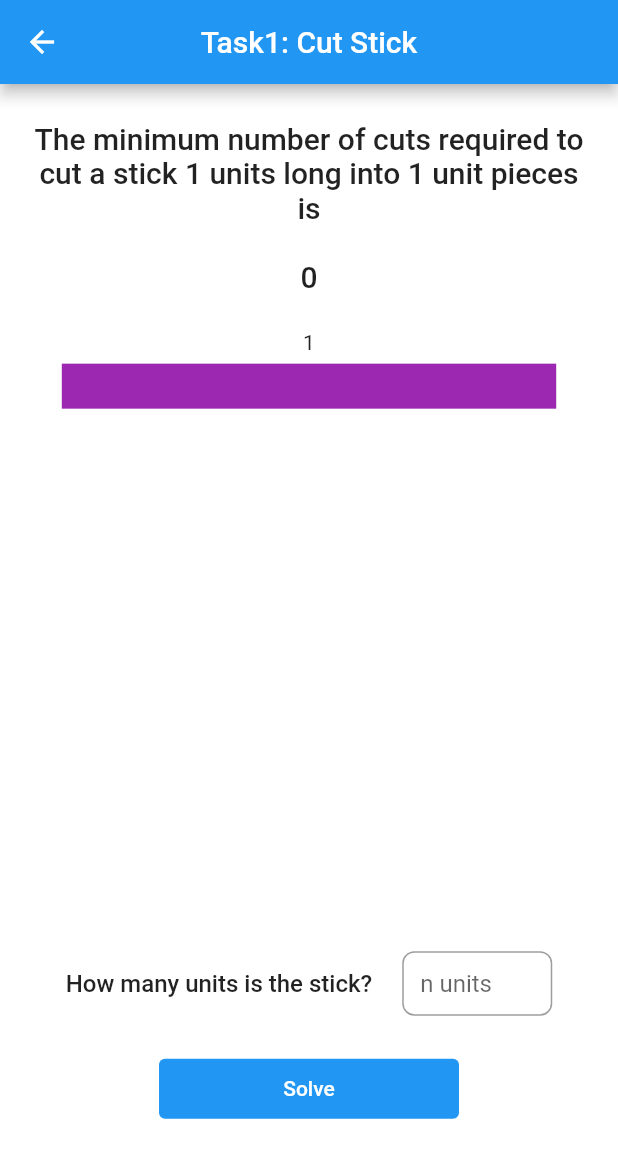
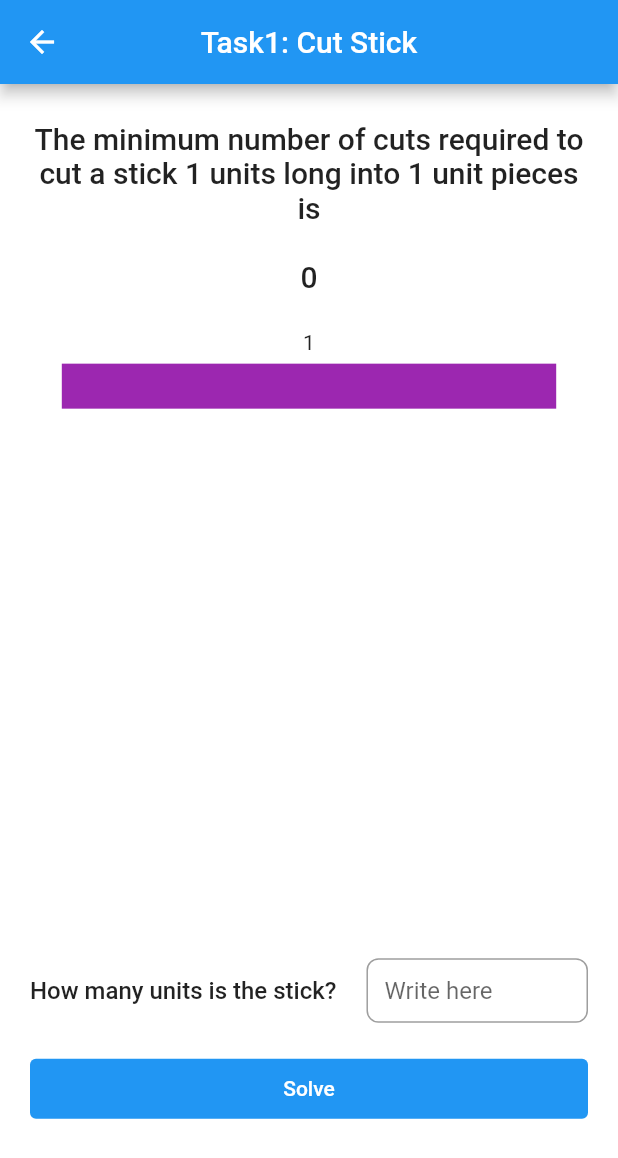
Before and after one commit to Ali-Elganzory/Algorithms-Project, a Flutter app: the screen it shows after launch, after a tap on "Task 1: Cut Stick", on a phone screen of 412 x 824 dp. Shown: the top 1158 px of the screen. Run offline on Flutter 3.47's test engine with Material 2 defaults, Android fonts, the light colour scheme and no system bars; missing offline and left inert: stack_canvas.

Commit message:
Finished Task 4

```diff
--- /dev/null
+++ b/lib/Components/input_solve.dart
@@ -0,0 +1,61 @@
+import 'package:flutter/material.dart';
+import 'package:flutter/services.dart';
+
+typedef void ActionType();
+
+class InputSolve extends StatelessWidget {
+  const InputSolve({
+    this.width = 400,
+    required this.question,
+    required this.textController,
+    required this.solveAction,
+  });
+
+  final double width;
+  final String question;
+  final TextEditingController textController;
+  final ActionType? solveAction;
+
+  @override
+  Widget build(BuildContext context) {
+    return Container(
+      width: 400,
+      child: Column(
+        children: [
+          Row(
+            mainAxisSize: MainAxisSize.max,
+            mainAxisAlignment: MainAxisAlignment.spaceBetween,
+            children: [
+              Text(
+                question,
+                style: Theme.of(context).textTheme.bodyText1,
+              ),
+              const SizedBox(width: 20),
+              Flexible(
+                child: TextField(
+                  controller: textController,
+                  inputFormatters: [
+                    FilteringTextInputFormatter.digitsOnly,
+                    FilteringTextInputFormatter.deny(RegExp(r"^0$"))
+                  ],
+                  decoration: InputDecoration(
+                    hintText: "Write here",
+                  ),
+                ),
+              ),
+            ],
+          ),
+          SizedBox(height: 20),
+          ElevatedButton(
+            onPressed: solveAction,
+            child: Text("Solve"),
+            style: ElevatedButton.styleFrom(
+              elevation: 0,
+              minimumSize: Size(double.maxFinite, 40),
+            ),
+          ),
+        ],
+      ),
+    );
+  }
+}
--- a/lib/Controllers/cut_stick_controller.dart
+++ b/lib/Controllers/cut_stick_controller.dart
@@ -4,20 +4,12 @@ import 'package:flutter/cupertino.dart';
 import 'package:flutter/foundation.dart';
 
 class CutStickController with ChangeNotifier {
-  TextEditingController _unitsController = TextEditingController();
-  TextEditingController get unitsController => _unitsController;
+  TextEditingController _unitsTextController = TextEditingController();
+  TextEditingController get unitsTextController => _unitsTextController;
 
   // State
-  int _stickLength = 1;
   int _minCuts = 0;
   List<int> _stick = [1];
-
-  // Getters & Seeters
-  int get stickLength => _stickLength;
-  set stickLength(int v) {
-    _stickLength = v;
-    notifyListeners();
-  }
 
   int get minCuts => _minCuts;
   set minCuts(int v) {
@@ -31,14 +23,19 @@ class CutStickController with ChangeNotifier {
     notifyListeners();
   }
 
+  bool _isCuttingStick = false;
+  bool get isCuttingStick => _isCuttingStick;
+  set isCuttingStick(bool v) {
+    _isCuttingStick = v;
+    notifyListeners();
+  }
+
+  int get stickLength => int.tryParse(_unitsTextController.text) ?? 1;
+
   // Greedy solution for the minimum cuts
   int findMinimumCuts() {
-    {
-      // Extract user input as an [int]
-      stickLength = int.tryParse(_unitsController.text) ?? 1;
-      // Calculate minimum number of cuts
-      minCuts = (log(stickLength) / log(2)).ceil();
-    }
+    // Calculate minimum number of cuts
+    minCuts = (log(stickLength) / log(2)).ceil();
 
     // For simulation purposes
     findMinimumCutsSimulated();
@@ -46,6 +43,8 @@ class CutStickController with ChangeNotifier {
   }
 
   Future<void> findMinimumCutsSimulated() async {
+    isCuttingStick = true;
+
     stick = [stickLength];
     for (int i = minCuts; i > 0; i--) {
       await Future.delayed(Duration(milliseconds: 500));
@@ -55,10 +54,12 @@ class CutStickController with ChangeNotifier {
               : [stickPart ~/ 2 + stickPart % 2, stickPart ~/ 2])
           .toList();
     }
+
+    isCuttingStick = false;
   }
 
   void dispose() {
     super.dispose();
-    _unitsController.dispose();
+    _unitsTextController.dispose();
   }
 }
--- /dev/null
+++ b/lib/Controllers/growing_triangles_controller.dart
@@ -0,0 +1,132 @@
+import 'dart:math';
+import 'dart:collection';
+
+import 'package:flutter/material.dart';
+import 'package:flutter/widgets.dart';
+
+import 'package:stack_canvas/stack_canvas.dart';
+
+class GrowingTrianglesController extends ChangeNotifier {
+  final TextEditingController _iterationsTextController =
+      TextEditingController();
+  TextEditingController get iterationsTextController =>
+      _iterationsTextController;
+
+  int get iterations => int.tryParse(_iterationsTextController.text) ?? 1;
+
+  final StackCanvasController _canvasController = StackCanvasController(
+    offsetReference: Reference.Center,
+    zoomReference: Reference.Center,
+  );
+  StackCanvasController get canvasController => _canvasController;
+
+  static const double _triangleSide = 120;
+  static const double _triangleHeight = _triangleSide / 2 * 1.731;
+  static const int _animationDelay = 400;
+
+  final _randomGenerator = Random();
+  final List<Color> colors = [
+    Colors.redAccent,
+    Colors.lightBlue,
+    Colors.purple,
+    Colors.amber,
+    Colors.green,
+    Colors.teal,
+    Colors.orange,
+  ];
+
+  Color get randomColor => colors[_randomGenerator.nextInt(colors.length)];
+
+  void solve() {
+    if (areTrianglesGrowing) return;
+    growTriangles(iterations);
+  }
+
+  bool _areTrianglesGrowing = false;
+  bool get areTrianglesGrowing => _areTrianglesGrowing;
+  set areTrianglesGrowing(bool v) {
+    _areTrianglesGrowing = v;
+    notifyListeners();
+  }
+
+  Future<void> growTriangles(int iterations) async {
+    // Reserve the state
+    areTrianglesGrowing = true;
+
+    // Initializing algorithm
+    canvasController.clearCanvas();
+    canvasController.resetCanvasTransformation();
+    canvasController.offset = Offset(-_triangleSide / 2, -_triangleHeight / 2);
+    HashSet<Point<int>> grownSet = HashSet<Point<int>>();
+    Queue<Point<int>> queue = Queue<Point<int>>();
+    Point<int> point = Point<int>(0, 0);
+    Color color = randomColor;
+    grownSet.add(point);
+    queue.add(point);
+    canvasController.addCanvasObjects([
+      triangleCanvasObject(
+        point: queue.first,
+        side: _triangleSide,
+        height: _triangleHeight,
+        color: color,
+      ),
+    ]);
+    final int it = iterations;
+    int itCount = 1;
+    while (++itCount <= it) {
+      canvasController.scale = (canvasController.canvasSize.shortestSide - 60) /
+          (itCount * _triangleHeight);
+      await Future.delayed(Duration(milliseconds: _animationDelay));
+      color = randomColor;
+      for (int i = queue.length; i > 0; i--) {
+        point = queue.removeFirst();
+        List<Point<int>> points = [
+          point + Point(-1, 0),
+          point + Point(1, 0),
+          point + Point(0, isTriangleDownward(point) ? -1 : 1),
+        ].where((e) => !grownSet.contains(e)).toList();
+
+        final List<CanvasObject<Widget>> objects = points
+            .map((e) => triangleCanvasObject(
+                  point: e,
+                  side: _triangleSide,
+                  height: _triangleHeight,
+                  color: color,
+                ))
+            .toList();
+
+        grownSet.addAll(points);
+        queue.addAll(points);
+        canvasController.addCanvasObjects(objects);
+      }
+    }
+
+    // Release the state
+    areTrianglesGrowing = false;
+  }
+
+  bool isTriangleDownward(Point<int> p) => (p.x + p.y) % 2 == 0;
+
+  CanvasObject<Widget> triangleCanvasObject({
+    required Point<int> point,
+    required double side,
+    required double height,
+    Color color = Colors.black,
+  }) {
+    return CanvasObject<Widget>(
+      dx: side / 2 * point.x,
+      dy: height * point.y,
+      width: side,
+      height: height,
+      child: Container(
+        decoration: BoxDecoration(
+          image: DecorationImage(
+            image: AssetImage(
+                "assets/images/white_${isTriangleDownward(point) ? "downward" : "upward"}_triangle.png"),
+            colorFilter: ColorFilter.mode(color, BlendMode.srcATop),
+          ),
+        ),
+      ),
+    );
+  }
+}
--- a/lib/Views/cut_stick/cut_stick_view.dart
+++ b/lib/Views/cut_stick/cut_stick_view.dart
@@ -1,9 +1,9 @@
 import 'package:flutter/material.dart';
-import 'package:flutter/services.dart';
 
 import 'package:provider/provider.dart';
 
 import 'package:algorithms_project/Controllers/cut_stick_controller.dart';
+import 'package:algorithms_project/Components/input_solve.dart';
 
 class CutStickView extends StatelessWidget {
   static const String routeName = "/cut_stick";
@@ -15,6 +15,8 @@ class CutStickView extends StatelessWidget {
     final double sw = sz.width;
     final double verticalPadding = 0.03 * sh;
     final double sidePadding = 20;
+
+    final CutStickController controller = context.read<CutStickController>();
 
     return Scaffold(
       appBar: AppBar(
@@ -32,7 +34,7 @@ class CutStickView extends StatelessWidget {
             Selector<CutStickController, int>(
               selector: (_, con) => con.minCuts,
               builder: (_, minCuts, __) => Text(
-                "The minimum number of cuts required to cut a stick ${context.read<CutStickController>().stickLength} units long into 1 unit pieces is\n\n${minCuts < 0 ? "" : "$minCuts"}",
+                "The minimum number of cuts required to cut a stick ${controller.stickLength} units long into 1 unit pieces is\n\n${minCuts < 0 ? "" : "$minCuts"}",
                 textAlign: TextAlign.center,
                 style: Theme.of(context).textTheme.headline6,
               ),
@@ -42,9 +44,7 @@ class CutStickView extends StatelessWidget {
               child: Selector<CutStickController, List<int>>(
                   selector: (_, con) => con.stick,
                   builder: (_, stick, __) {
-                    double unitLength = 0.8 *
-                        sw /
-                        context.read<CutStickController>().stickLength;
+                    double unitLength = 0.8 * sw / controller.stickLength;
                     return Row(
                       mainAxisAlignment: MainAxisAlignment.spaceEvenly,
                       children: [
@@ -64,40 +64,16 @@ class CutStickView extends StatelessWidget {
                     );
                   }),
             ),
-            Row(
-              mainAxisSize: MainAxisSize.min,
-              children: [
-                Text(
-                  "How many units is the stick?",
-                  style: Theme.of(context).textTheme.bodyText1,
-                ),
-                const SizedBox(width: 20),
-                Container(
-                  width: 100,
-                  child: TextField(
-                    controller:
-                        context.read<CutStickController>().unitsController,
-                    inputFormatters: [
-                      FilteringTextInputFormatter.digitsOnly,
-                      FilteringTextInputFormatter.deny(RegExp(r"^0$"))
-                    ],
-                    decoration: InputDecoration(
-                      hintText: "n units",
-                    ),
-                  ),
-                ),
-              ],
-            ),
-            SizedBox(height: verticalPadding),
-            ElevatedButton(
-              onPressed: () {
-                context.read<CutStickController>().findMinimumCuts();
+            Selector<CutStickController, bool>(
+              selector: (_, con) => con.isCuttingStick,
+              builder: (_, isCuttingStick, __) {
+                return InputSolve(
+                  question: "How many units is the stick?",
+                  textController: controller.unitsTextController,
+                  solveAction:
+                      isCuttingStick ? null : controller.findMinimumCuts,
+                );
               },
-              child: Text("Solve"),
-              style: ElevatedButton.styleFrom(
-                elevation: 0,
-                minimumSize: Size(200, 40),
-              ),
             ),
             SizedBox(height: 2 * verticalPadding),
           ],
--- a/lib/Views/home_view/home_view.dart
+++ b/lib/Views/home_view/home_view.dart
@@ -1,8 +1,7 @@
-import 'dart:ffi';
-
 import 'package:flutter/material.dart';
 
 import 'package:algorithms_project/Views/cut_stick/cut_stick_view.dart';
+import 'package:algorithms_project/Views/growing_triangles/growing_triangles_view.dart';
 
 class HomeView extends StatelessWidget {
   static const String routeName = "/home";
@@ -57,11 +56,10 @@ class HomeView extends StatelessWidget {
             ),
             SizedBox(height: verticalPadding),
             ElevatedButton(
-              onPressed: null,
-              /*() {
-                Navigator.of(context).pushNamed(CutStickView.routeName);
-              },*/
-              child: Text("Task 4: Brute Force"),
+              onPressed: () {
+                Navigator.of(context).pushNamed(GrowingTrianglesView.routeName);
+              },
+              child: Text("Task 4: Grow Triangles"),
               style: ElevatedButton.styleFrom(
                 minimumSize: Size(300, 46),
               ),
--- a/lib/main.dart
+++ b/lib/main.dart
@@ -1,11 +1,8 @@
 import 'package:flutter/material.dart';
-
-import 'package:provider/provider.dart';
 
 import 'router.dart' as router;
 
 import 'package:algorithms_project/Views/home_view/home_view.dart';
-import 'package:algorithms_project/Controllers/cut_stick_controller.dart';
 
 void main() {
   runApp(App());
@@ -14,13 +11,7 @@ void main() {
 class App extends StatelessWidget {
   @override
   Widget build(BuildContext context) {
-    return MultiProvider(
-      providers: [
-        ChangeNotifierProvider<CutStickController>(
-          create: (_) => CutStickController(),
-        ),
-      ],
-      builder: (_, __) => MaterialApp(
+    return MaterialApp(
       debugShowCheckedModeBanner: false,
       title: "Visual Algorithms",
       home: HomeView(),
@@ -40,7 +31,6 @@ class App extends StatelessWidget {
           isDense: true,
         ),
       ),
-      ),
     );
   }
 }
--- a/lib/router.dart
+++ b/lib/router.dart
@@ -2,6 +2,11 @@ import 'package:flutter/material.dart';
 
 import 'package:algorithms_project/Views/home_view/home_view.dart';
 import 'package:algorithms_project/Views/cut_stick/cut_stick_view.dart';
+import 'package:algorithms_project/Views/growing_triangles/growing_triangles_view.dart';
+
+import 'package:provider/provider.dart';
+import 'Controllers/cut_stick_controller.dart';
+import 'Controllers/growing_triangles_controller.dart';
 
 class Router {
   static Route<dynamic> generateRoute(RouteSettings settings) {
@@ -11,7 +16,21 @@ class Router {
 
       case CutStickView.routeName:
         return SlideRoute(
-            page: CutStickView(), direction: SlideDirection.right);
+          page: ChangeNotifierProvider<CutStickController>(
+            create: (_) => CutStickController(),
+            child: CutStickView(),
+          ),
+          direction: SlideDirection.right,
+        );
+
+      case GrowingTrianglesView.routeName:
+        return SlideRoute(
+          page: ChangeNotifierProvider<GrowingTrianglesController>(
+            create: (_) => GrowingTrianglesController(),
+            child: GrowingTrianglesView(),
+          ),
+          direction: SlideDirection.right,
+        );
 
       default:
         return MaterialPageRoute(builder: (_) => HomeView());
--- a/pubspec.yaml
+++ b/pubspec.yaml
@@ -16,9 +16,15 @@ dependencies:
   cupertino_icons: ^1.0.2
   provider: ^5.0.0
 
+  stack_canvas:
+    path: D:/Flutter/Flutter_Projects/stack_canvas
+
 dev_dependencies:
   flutter_test:
     sdk: flutter
 
 flutter:
   uses-material-design: true
+
+  assets:
+    - assets/images/
```
Also changed, not shown: lib/Views/growing_triangles/growing_triangles_view.dart (added, +46 -0 lines), assets/images/white_downward_triangle.png (added), assets/images/white_upward_triangle.png (added), misc/72ppi/white_triangle.png (added). Lines whose indentation alone changed are shown as unchanged.
